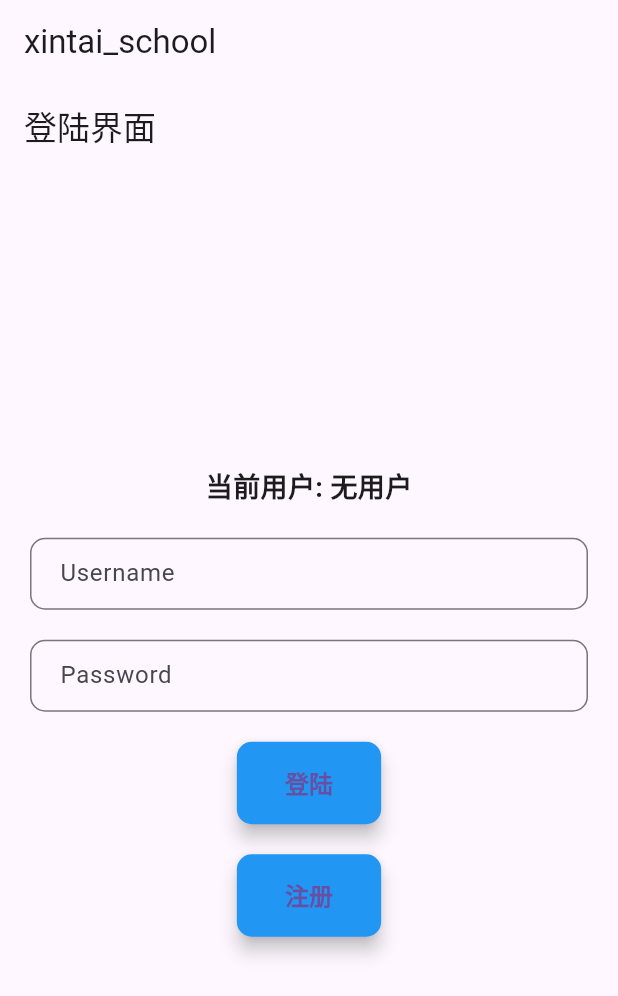
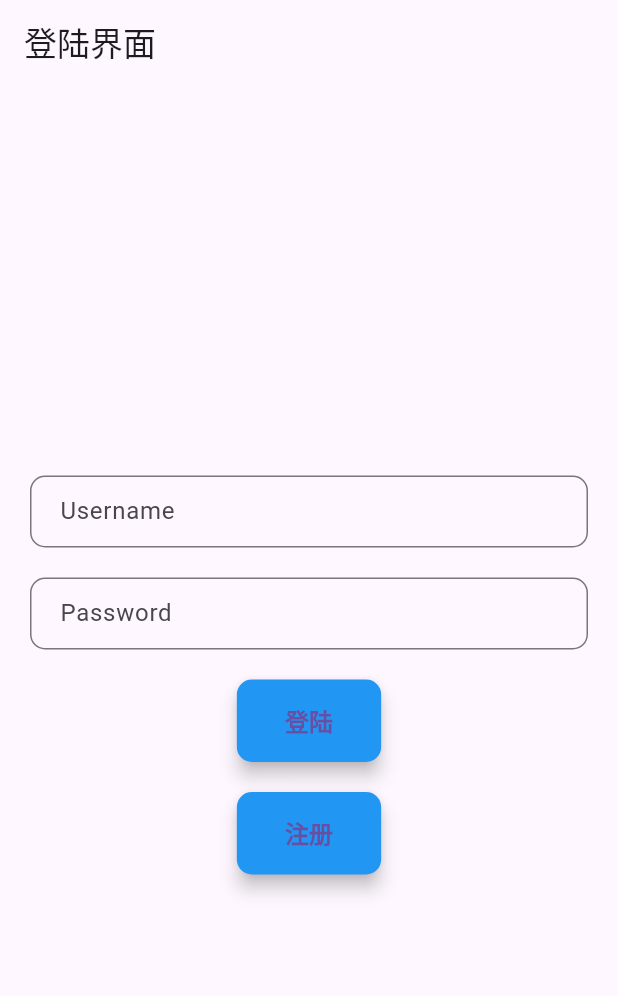
Before and after one commit to kfzzzzzz/xintai_school, a Flutter app: the screen it shows after launch, on a phone screen of 412 x 824 dp. Shown: the top 996 px of the screen. Run offline on Flutter 3.47's test engine with Material 3 defaults, Android fonts, the light colour scheme and no system bars; our stand-ins replace bloc, equatable, flutter_bloc, fluttertoast, lottie, parse_server_sdk_flutter; statements that could not run were skipped.

Commit message:
@dev #一些UI修改

```diff
--- a/lib/LoginPage/LoginPage.dart
+++ b/lib/LoginPage/LoginPage.dart
@@ -31,13 +31,6 @@ class _LoginPageState extends State<LoginPage> {
           child: Column(
             mainAxisAlignment: MainAxisAlignment.center,
             children: <Widget>[
-              Text(
-                '当前用户: $_currentUser',
-                style: const TextStyle(
-                  fontSize: 18.0,
-                  fontWeight: FontWeight.bold,
-                ),
-              ),
               const SizedBox(height: 20.0),
               TextField(
                 controller: _usernameController,
--- a/lib/main.dart
+++ b/lib/main.dart
@@ -20,9 +20,6 @@ class LoginApp extends StatelessWidget {
       home: Builder(
         builder: (BuildContext context) {
           return Scaffold(
-            appBar: AppBar(
-              title: Text('xintai_school'),
-            ),
             body: LoginPage(),
             bottomNavigationBar: kIsWeb ? BottomBar() : null,
           );
```
